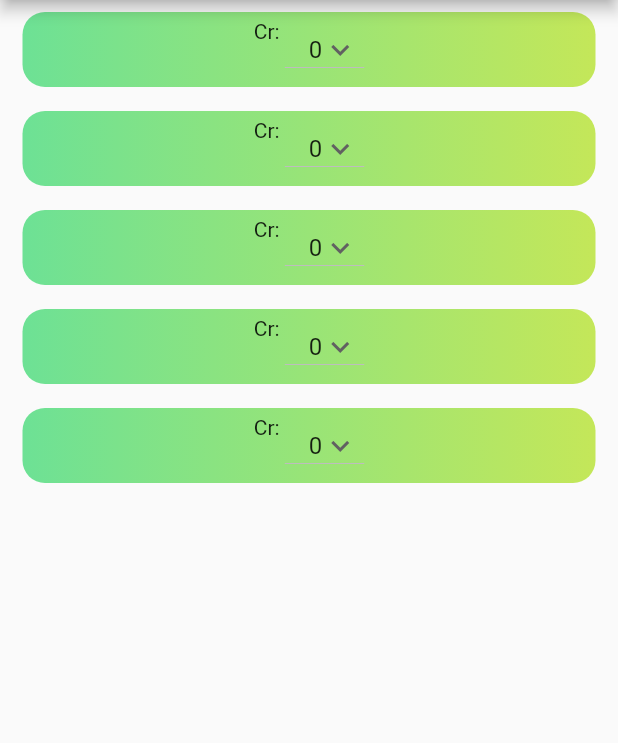
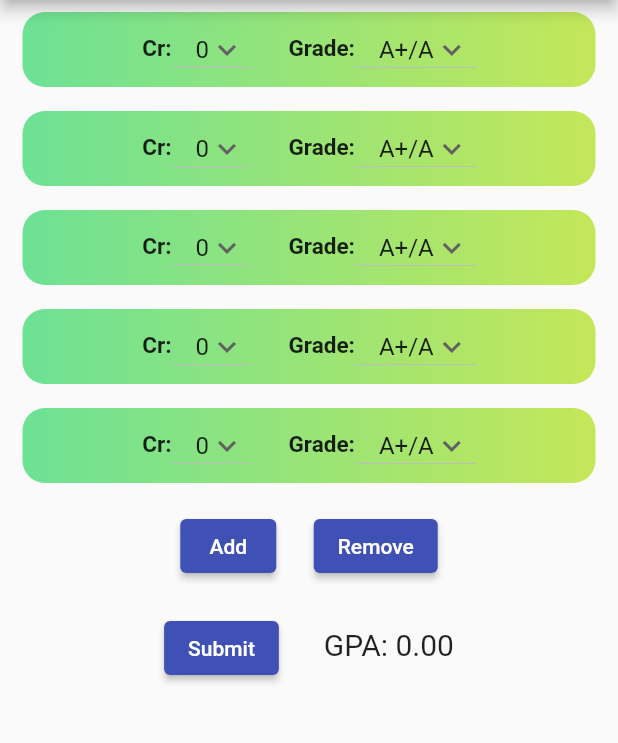
Before and after one commit to umarorakzai012/gpa_calculator, a Flutter app: the screen it shows after launch, on a phone screen of 412 x 824 dp, the part 84-827 px from its top. Run offline on Flutter 3.47's test engine with Material 2 defaults, Android fonts, the phone set to English and light mode, and no system bars; our stand-ins replace shared_preferences.

```diff
--- a/lib/gpa_screen.dart
+++ b/lib/gpa_screen.dart
@@ -46,7 +46,7 @@ class MyHomePageState extends State<MyHomePage> {
   ];
 
   var whatIt = ["Cr: ", 'Grade: '];
-  var right = [25.0, 0.0];
+  var left = [25.0, 0.0];
 
   var gpa = 0.0;
   String gpaDisplay = "0.00";
@@ -119,8 +119,14 @@ class MyHomePageState extends State<MyHomePage> {
 
   Widget addingColumn(ModelTheme themeNotifier) {
     return ListView.builder(
-      itemCount: dropDown[0].length,
+      itemCount: dropDown[0].length + 2,
       itemBuilder: (context, index) {
+        if(index == dropDown[0].length){
+          return addingButtons();
+        }
+        else if(index == dropDown[0].length + 1){
+          return addingLastRow();
+        }
         return Container(
           alignment: Alignment.center,
           height: 50,
@@ -140,11 +146,36 @@ class MyHomePageState extends State<MyHomePage> {
     return ListView.builder(
       shrinkWrap: true,
       scrollDirection: Axis.horizontal,
-      itemCount: 2,
+      itemCount: 4,
       itemBuilder: (context, index) {
         int j = 0;
+        String text = "";
         if(index == 0){
-          return const Text("Cr: ");
+          text = "Cr:";
+          j = 1;
+        }
+        else if(index == 2){
+          text = "Grade:";
+          j = 0;
+        }
+
+        if(index == 0 || index == 2){
+          return Padding(
+            padding: EdgeInsets.only(left: left[j], top: 10),
+            child: Text(
+              text,
+              style: const TextStyle(
+                fontWeight: FontWeight.bold,
+                fontSize: 15,
+              ),
+            ),
+          );
+        }
+        else if(index == 1) {
+          j = 0;
+        }
+        else if(index == 3){
+          j = 1;
         }
         return ButtonTheme(
           alignedDropdown: true,
```
